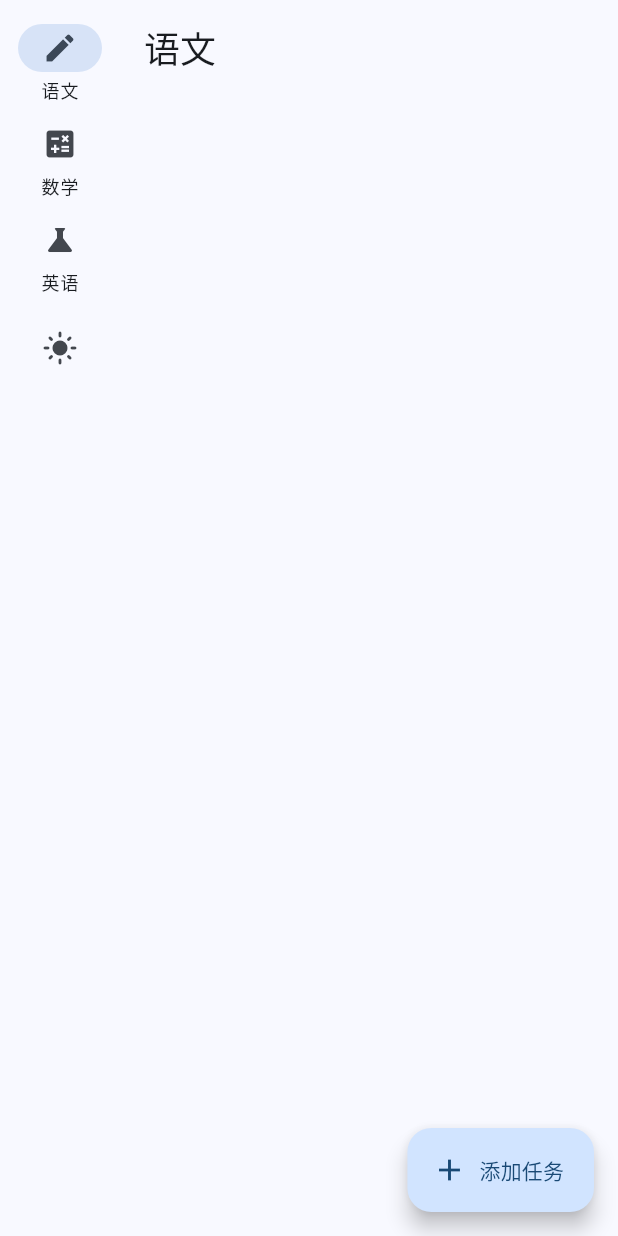
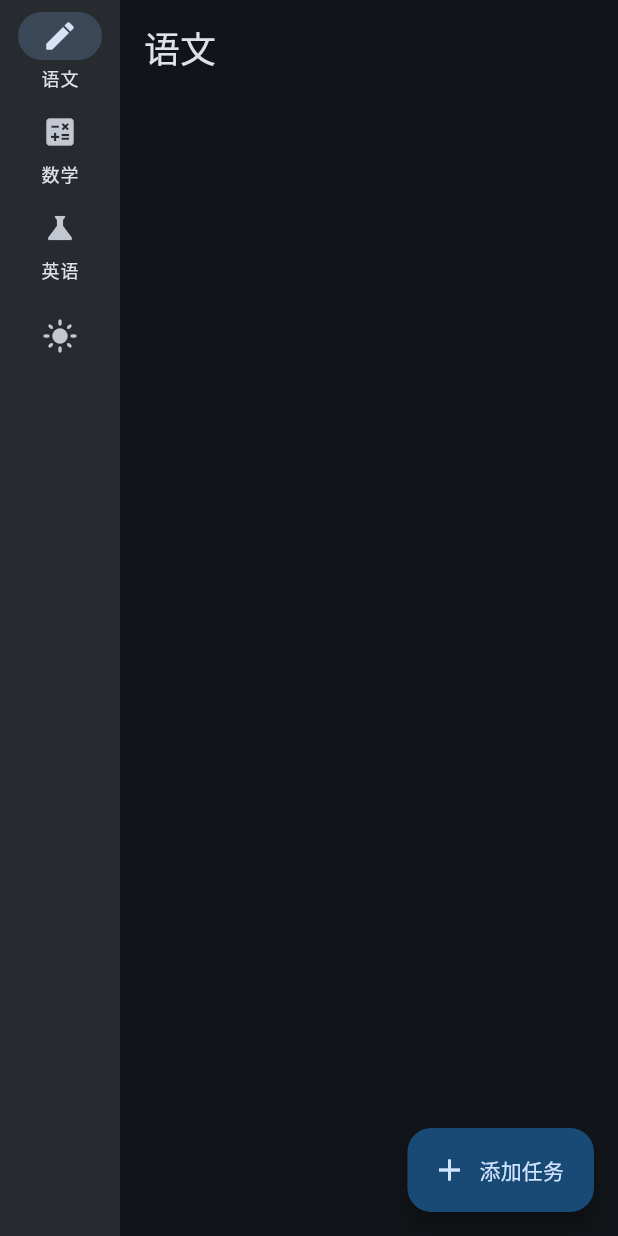
Before and after one commit to yjlc-pc/todo_and_clock, a Flutter app: the screen it shows after launch, after a tap on the "dark mode" icon, on a phone screen of 412 x 824 dp. Run offline on Flutter 3.47's test engine with Material 3 defaults, Android fonts, the phone set to English and light mode, and no system bars; our stand-ins replace sqflite, sqflite_common_ffi; accounts and stored records are empty.

Commit message:
[fix]Fix the dark mode cannot change

```diff
--- a/lib/main.dart
+++ b/lib/main.dart
@@ -1,5 +1,4 @@
 import 'package:flutter/material.dart';
-import 'package:todo_list_and_clock/models/task.dart';
 import 'package:todo_list_and_clock/pages/todo_page.dart';
 import 'package:sqflite_common_ffi/sqflite_ffi.dart';
 import 'package:provider/provider.dart';
@@ -16,36 +15,55 @@ void main() async {
   runApp(
     ChangeNotifierProvider(
       create: (context) => TodoProvider()..loadTasks(),
-      child: const MyApp(),
+      child: MyApp(),
     ),
   );
 }
 
-class MyApp extends StatelessWidget {
+class MyApp extends StatefulWidget {
   const MyApp({super.key});
+
+  @override
+  State<MyApp> createState() => _MyAppState();
+}
+
+class _MyAppState extends State<MyApp> {
+  ThemeMode _themeMode = ThemeMode.system; // 默认跟随系统
+
+  void toggleTheme() {
+    setState(() {
+      _themeMode = _themeMode == ThemeMode.dark
+          ? ThemeMode.light
+          : ThemeMode.dark;
+    });
+  }
 
   @override
   Widget build(BuildContext context) {
     return MaterialApp(
       title: '待办事项与计时器',
-      themeMode: ThemeMode.light,
+      themeMode: _themeMode,
       theme: ThemeData(
         useMaterial3: true,
-        colorSchemeSeed: Colors.blue,
+        brightness: Brightness.light, // 明确指定浅色主题
+        colorSchemeSeed: Colors.lightBlue,
         fontFamily: 'NotoSansSC', // Set Chinese font
       ),
       darkTheme: ThemeData(
         useMaterial3: true,
+        brightness: Brightness.dark, // 明确指定深色主题
         colorSchemeSeed: Colors.blue,
         fontFamily: 'NotoSansSC', // Set Chinese font
       ),
-      home: const MyHomePage(),
+      home: MyHomePage(toggleTheme: toggleTheme),
     );
   }
 }
 
 class MyHomePage extends StatefulWidget {
-  const MyHomePage({super.key});
+  final VoidCallback toggleTheme;
+
+  const MyHomePage({super.key, required this.toggleTheme});
 
   @override
   State<MyHomePage> createState() => _MyHomePageState();
@@ -57,10 +75,13 @@ class _MyHomePageState extends State<MyHomePage> {
   bool showLeading = false;
   // groupAlignment 控制 NavigationRail 的分组对齐方式，-1.0 表示顶部对齐
   double groupAlignment = -1.0;
-  ThemeMode _themeMode = ThemeMode.light;
 
   @override
   Widget build(BuildContext context) {
+    final currentThemeMode = Theme.of(context).brightness == Brightness.dark
+        ? ThemeMode.dark
+        : ThemeMode.light;
+
     return Consumer<TodoProvider>(
       builder: (context, todoProvider, child) {
         return Scaffold(
@@ -92,36 +113,18 @@ class _MyHomePageState extends State<MyHomePage> {
                     });
                   },
                   labelType: labelType,
-                  leading: Column(
-                    children: [
-                      showLeading
-                          ? FloatingActionButton(
-                              onPressed: () {
-                                // TODO：添加FAB逻辑
-                              },
-                              backgroundColor: Theme.of(
-                                context,
-                              ).colorScheme.primaryContainer,
-                              child: const Icon(Icons.add),
-                            )
-                          : const SizedBox(),
-                    ],
-                  ),
                   trailing: IconButton(
                     tooltip: '切换深色模式',
                     icon: Icon(
-                      _themeMode == ThemeMode.dark
+                      currentThemeMode == ThemeMode.dark
                           ? Icons.light_mode
                           : Icons.dark_mode,
                     ),
-                    onPressed: () {
-                      setState(() {
-                        _themeMode = _themeMode == ThemeMode.dark
-                            ? ThemeMode.light
-                            : ThemeMode.dark;
-                      });
-                    },
+                    onPressed: widget.toggleTheme,
                   ),
+                  backgroundColor: Theme.of(
+                    context,
+                  ).colorScheme.surfaceContainerHigh,
                 ),
                 Expanded(
                   child: Padding(
@@ -148,7 +151,11 @@ class _MyHomePageState extends State<MyHomePage> {
                 context: context,
                 isScrollControlled: true,
                 builder: (BuildContext context) {
-                  return TaskForm(context: context, todoProvider: todoProvider, initialTask: null);
+                  return TaskForm(
+                    context: context,
+                    todoProvider: todoProvider,
+                    initialTask: null,
+                  );
                 },
               );
             },
```
